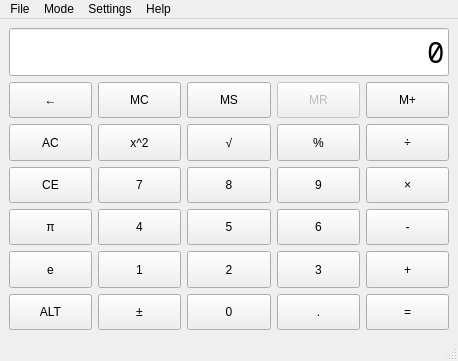
Above: mainwindow.ui from bonevelous/basicalc before the change. Below: the same form after it.
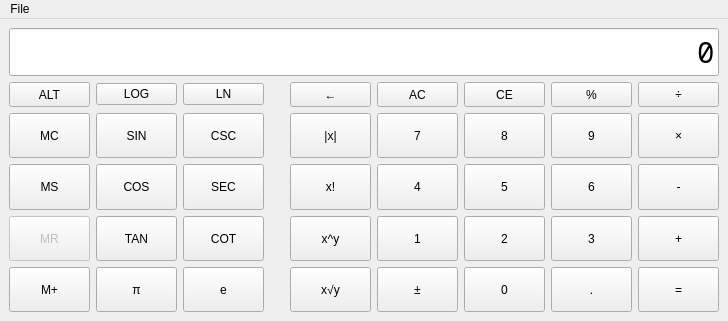
That is the form after the change. Custom widgets are drawn as their Qt base class.

Commit message: Updated interface and made POW and ROOT functions more variable

What changed in the file:
```diff
--- a/mainwindow.ui
+++ b/mainwindow.ui
@@ -6,8 +6,8 @@
    <rect>
     <x>0</x>
     <y>0</y>
-    <width>458</width>
-    <height>361</height>
+    <width>728</width>
+    <height>321</height>
    </rect>
   </property>
   <property name="sizePolicy">
@@ -20,17 +20,39 @@
    <string>MainWindow</string>
   </property>
   <widget class="QWidget" name="centralwidget">
-   <layout class="QGridLayout" name="gridLayout_2">
-    <item row="2" column="1" rowspan="2" colspan="2">
+   <layout class="QVBoxLayout" name="verticalLayout">
+    <item>
+     <widget class="QLineEdit" name="calcEntry">
+      <property name="sizePolicy">
+       <sizepolicy hsizetype="Expanding" vsizetype="Fixed">
+        <horstretch>0</horstretch>
+        <verstretch>0</verstretch>
+       </sizepolicy>
+      </property>
+      <property name="font">
+       <font>
+        <family>Noto Sans Mono</family>
+        <pointsize>22</pointsize>
+       </font>
+      </property>
+      <property name="text">
+       <string>0</string>
+      </property>
+      <property name="alignment">
+       <set>Qt::AlignRight|Qt::AlignTrailing|Qt::AlignVCenter</set>
+      </property>
+      <property name="readOnly">
+       <bool>true</bool>
+      </property>
+     </widget>
+    </item>
+    <item>
      <layout class="QGridLayout" name="mainButtonGrid">
       <property name="sizeConstraint">
        <enum>QLayout::SetDefaultConstraint</enum>
       </property>
-      <item row="1" column="6">
-       <widget class="MemButton" name="buttonMR">
-        <property name="enabled">
-         <bool>false</bool>
-        </property>
+      <item row="3" column="3">
+       <widget class="FuncButton" name="buttonCSC">
         <property name="sizePolicy">
          <sizepolicy hsizetype="Minimum" vsizetype="Minimum">
           <horstretch>0</horstretch>
@@ -38,11 +60,11 @@
          </sizepolicy>
         </property>
         <property name="text">
-         <string>MR</string>
+         <string>CSC</string>
         </property>
        </widget>
       </item>
-      <item row="3" column="2">
+      <item row="3" column="6">
        <widget class="QPushButton" name="button7">
         <property name="sizePolicy">
          <sizepolicy hsizetype="Minimum" vsizetype="Minimum">
@@ -55,7 +77,20 @@
         </property>
        </widget>
       </item>
-      <item row="2" column="6">
+      <item row="3" column="2">
+       <widget class="FuncButton" name="buttonSIN">
+        <property name="sizePolicy">
+         <sizepolicy hsizetype="Minimum" vsizetype="Minimum">
+          <horstretch>0</horstretch>
+          <verstretch>0</verstretch>
+         </sizepolicy>
+        </property>
+        <property name="text">
+         <string>SIN</string>
+        </property>
+       </widget>
+      </item>
+      <item row="2" column="10">
        <widget class="FuncButton" name="buttonModulus">
         <property name="sizePolicy">
          <sizepolicy hsizetype="Minimum" vsizetype="Minimum">
@@ -68,7 +103,20 @@
         </property>
        </widget>
       </item>
-      <item row="3" column="6">
+      <item row="3" column="0">
+       <widget class="MemButton" name="buttonMC">
+        <property name="sizePolicy">
+         <sizepolicy hsizetype="Minimum" vsizetype="Minimum">
+          <horstretch>0</horstretch>
+          <verstretch>0</verstretch>
+         </sizepolicy>
+        </property>
+        <property name="text">
+         <string>MC</string>
+        </property>
+       </widget>
+      </item>
+      <item row="3" column="10">
        <widget class="QPushButton" name="button9">
         <property name="sizePolicy">
          <sizepolicy hsizetype="Minimum" vsizetype="Minimum">
@@ -81,20 +129,7 @@
         </property>
        </widget>
       </item>
-      <item row="1" column="7">
-       <widget class="MemButton" name="buttonMAlt">
-        <property name="sizePolicy">
-         <sizepolicy hsizetype="Minimum" vsizetype="Minimum">
-          <horstretch>0</horstretch>
-          <verstretch>0</verstretch>
-         </sizepolicy>
-        </property>
-        <property name="text">
-         <string>M+</string>
-        </property>
-       </widget>
-      </item>
-      <item row="5" column="7">
+      <item row="5" column="11">
        <widget class="FuncButton" name="buttonAdd">
         <property name="sizePolicy">
          <sizepolicy hsizetype="Minimum" vsizetype="Minimum">
@@ -107,7 +142,7 @@
         </property>
        </widget>
       </item>
-      <item row="5" column="2">
+      <item row="5" column="6">
        <widget class="QPushButton" name="button1">
         <property name="sizePolicy">
          <sizepolicy hsizetype="Minimum" vsizetype="Minimum">
@@ -120,7 +155,7 @@
         </property>
        </widget>
       </item>
-      <item row="3" column="7">
+      <item row="3" column="11">
        <widget class="FuncButton" name="buttonMultiply">
         <property name="sizePolicy">
          <sizepolicy hsizetype="Minimum" vsizetype="Minimum">
@@ -133,7 +168,7 @@
         </property>
        </widget>
       </item>
-      <item row="4" column="6">
+      <item row="4" column="10">
        <widget class="QPushButton" name="button6">
         <property name="sizePolicy">
          <sizepolicy hsizetype="Minimum" vsizetype="Minimum">
@@ -146,8 +181,8 @@
         </property>
        </widget>
       </item>
-      <item row="1" column="2">
-       <widget class="MemButton" name="buttonMC">
+      <item row="5" column="5">
+       <widget class="FuncButton" name="buttonPower">
         <property name="sizePolicy">
          <sizepolicy hsizetype="Minimum" vsizetype="Minimum">
           <horstretch>0</horstretch>
@@ -155,24 +190,11 @@
          </sizepolicy>
         </property>
         <property name="text">
-         <string>MC</string>
+         <string>x^y</string>
         </property>
        </widget>
       </item>
-      <item row="2" column="4">
-       <widget class="FuncButton" name="buttonSquareRoot">
-        <property name="sizePolicy">
-         <sizepolicy hsizetype="Minimum" vsizetype="Minimum">
-          <horstretch>0</horstretch>
-          <verstretch>0</verstretch>
-         </sizepolicy>
-        </property>
-        <property name="text">
-         <string>√</string>
-        </property>
-       </widget>
-      </item>
-      <item row="3" column="4">
+      <item row="3" column="8">
        <widget class="QPushButton" name="button8">
         <property name="sizePolicy">
          <sizepolicy hsizetype="Minimum" vsizetype="Minimum">
@@ -185,7 +207,7 @@
         </property>
        </widget>
       </item>
-      <item row="4" column="7">
+      <item row="4" column="11">
        <widget class="FuncButton" name="buttonSubtract">
         <property name="sizePolicy">
          <sizepolicy hsizetype="Minimum" vsizetype="Minimum">
@@ -198,33 +220,7 @@
         </property>
        </widget>
       </item>
-      <item row="6" column="4">
-       <widget class="QPushButton" name="button0">
-        <property name="sizePolicy">
-         <sizepolicy hsizetype="Minimum" vsizetype="Minimum">
-          <horstretch>0</horstretch>
-          <verstretch>0</verstretch>
-         </sizepolicy>
-        </property>
-        <property name="text">
-         <string>0</string>
-        </property>
-       </widget>
-      </item>
-      <item row="6" column="2">
-       <widget class="FuncButton" name="buttonSign">
-        <property name="sizePolicy">
-         <sizepolicy hsizetype="Minimum" vsizetype="Minimum">
-          <horstretch>0</horstretch>
-          <verstretch>0</verstretch>
-         </sizepolicy>
-        </property>
-        <property name="text">
-         <string>±</string>
-        </property>
-       </widget>
-      </item>
-      <item row="2" column="7">
+      <item row="2" column="11">
        <widget class="FuncButton" name="buttonDivide">
         <property name="sizePolicy">
          <sizepolicy hsizetype="Minimum" vsizetype="Minimum">
@@ -242,8 +238,8 @@
         </property>
        </widget>
       </item>
-      <item row="6" column="6">
-       <widget class="QPushButton" name="buttonDot">
+      <item row="5" column="3">
+       <widget class="FuncButton" name="buttonCOT">
         <property name="sizePolicy">
          <sizepolicy hsizetype="Minimum" vsizetype="Minimum">
           <horstretch>0</horstretch>
@@ -251,11 +247,24 @@
          </sizepolicy>
         </property>
         <property name="text">
-         <string>.</string>
+         <string>COT</string>
         </property>
        </widget>
       </item>
-      <item row="5" column="4">
+      <item row="4" column="5">
+       <widget class="FuncButton" name="buttonFact">
+        <property name="sizePolicy">
+         <sizepolicy hsizetype="Minimum" vsizetype="Minimum">
+          <horstretch>0</horstretch>
+          <verstretch>0</verstretch>
+         </sizepolicy>
+        </property>
+        <property name="text">
+         <string>x!</string>
+        </property>
+       </widget>
+      </item>
+      <item row="5" column="8">
        <widget class="QPushButton" name="button2">
         <property name="sizePolicy">
          <sizepolicy hsizetype="Minimum" vsizetype="Minimum">
@@ -268,20 +277,7 @@
         </property>
        </widget>
       </item>
-      <item row="6" column="7">
-       <widget class="QPushButton" name="buttonAnswer">
-        <property name="sizePolicy">
-         <sizepolicy hsizetype="Minimum" vsizetype="Minimum">
-          <horstretch>0</horstretch>
-          <verstretch>0</verstretch>
-         </sizepolicy>
-        </property>
-        <property name="text">
-         <string>=</string>
-        </property>
-       </widget>
-      </item>
-      <item row="5" column="6">
+      <item row="5" column="10">
        <widget class="QPushButton" name="button3">
         <property name="sizePolicy">
          <sizepolicy hsizetype="Minimum" vsizetype="Minimum">
@@ -294,20 +290,7 @@
         </property>
        </widget>
       </item>
-      <item row="2" column="2">
-       <widget class="FuncButton" name="buttonSquare">
-        <property name="sizePolicy">
-         <sizepolicy hsizetype="Minimum" vsizetype="Minimum">
-          <horstretch>0</horstretch>
-          <verstretch>0</verstretch>
-         </sizepolicy>
-        </property>
-        <property name="text">
-         <string>x^2</string>
-        </property>
-       </widget>
-      </item>
-      <item row="4" column="4">
+      <item row="4" column="8">
        <widget class="QPushButton" name="button5">
         <property name="sizePolicy">
          <sizepolicy hsizetype="Minimum" vsizetype="Minimum">
@@ -320,7 +303,7 @@
         </property>
        </widget>
       </item>
-      <item row="4" column="2">
+      <item row="4" column="6">
        <widget class="QPushButton" name="button4">
         <property name="sizePolicy">
          <sizepolicy hsizetype="Minimum" vsizetype="Minimum">
@@ -333,7 +316,20 @@
         </property>
        </widget>
       </item>
-      <item row="1" column="4">
+      <item row="4" column="3">
+       <widget class="FuncButton" name="buttonSEC">
+        <property name="sizePolicy">
+         <sizepolicy hsizetype="Minimum" vsizetype="Minimum">
+          <horstretch>0</horstretch>
+          <verstretch>0</verstretch>
+         </sizepolicy>
+        </property>
+        <property name="text">
+         <string>SEC</string>
+        </property>
+       </widget>
+      </item>
+      <item row="4" column="0">
        <widget class="MemButton" name="buttonMS">
         <property name="sizePolicy">
          <sizepolicy hsizetype="Minimum" vsizetype="Minimum">
@@ -346,7 +342,75 @@
         </property>
        </widget>
       </item>
-      <item row="1" column="1">
+      <item row="3" column="5">
+       <widget class="FuncButton" name="buttonAbs">
+        <property name="sizePolicy">
+         <sizepolicy hsizetype="Minimum" vsizetype="Minimum">
+          <horstretch>0</horstretch>
+          <verstretch>0</verstretch>
+         </sizepolicy>
+        </property>
+        <property name="text">
+         <string>|x|</string>
+        </property>
+       </widget>
+      </item>
+      <item row="4" column="2">
+       <widget class="FuncButton" name="buttonCOS">
+        <property name="sizePolicy">
+         <sizepolicy hsizetype="Minimum" vsizetype="Minimum">
+          <horstretch>0</horstretch>
+          <verstretch>0</verstretch>
+         </sizepolicy>
+        </property>
+        <property name="text">
+         <string>COS</string>
+        </property>
+       </widget>
+      </item>
+      <item row="5" column="0">
+       <widget class="MemButton" name="buttonMR">
+        <property name="enabled">
+         <bool>false</bool>
+        </property>
+        <property name="sizePolicy">
+         <sizepolicy hsizetype="Minimum" vsizetype="Minimum">
+          <horstretch>0</horstretch>
+          <verstretch>0</verstretch>
+         </sizepolicy>
+        </property>
+        <property name="text">
+         <string>MR</string>
+        </property>
+       </widget>
+      </item>
+      <item row="5" column="2">
+       <widget class="FuncButton" name="buttonTAN">
+        <property name="sizePolicy">
+         <sizepolicy hsizetype="Minimum" vsizetype="Minimum">
+          <horstretch>0</horstretch>
+          <verstretch>0</verstretch>
+         </sizepolicy>
+        </property>
+        <property name="text">
+         <string>TAN</string>
+        </property>
+       </widget>
+      </item>
+      <item row="2" column="8">
+       <widget class="ConstButton" name="buttonClsEntry">
+        <property name="sizePolicy">
+         <sizepolicy hsizetype="Minimum" vsizetype="Minimum">
+          <horstretch>0</horstretch>
+          <verstretch>0</verstretch>
+         </sizepolicy>
+        </property>
+        <property name="text">
+         <string>CE</string>
+        </property>
+       </widget>
+      </item>
+      <item row="2" column="5">
        <widget class="QPushButton" name="buttonBack">
         <property name="sizePolicy">
          <sizepolicy hsizetype="Minimum" vsizetype="Minimum">
@@ -359,7 +423,7 @@
         </property>
        </widget>
       </item>
-      <item row="2" column="1">
+      <item row="2" column="6">
        <widget class="QPushButton" name="buttonAllCls">
         <property name="sizePolicy">
          <sizepolicy hsizetype="Minimum" vsizetype="Minimum">
@@ -372,20 +436,7 @@
         </property>
        </widget>
       </item>
-      <item row="3" column="1">
-       <widget class="ConstButton" name="buttonClsEntry">
-        <property name="sizePolicy">
-         <sizepolicy hsizetype="Minimum" vsizetype="Minimum">
-          <horstretch>0</horstretch>
-          <verstretch>0</verstretch>
-         </sizepolicy>
-        </property>
-        <property name="text">
-         <string>CE</string>
-        </property>
-       </widget>
-      </item>
-      <item row="6" column="1">
+      <item row="2" column="0">
        <widget class="QPushButton" name="buttonAltMode">
         <property name="sizePolicy">
          <sizepolicy hsizetype="Minimum" vsizetype="Minimum">
@@ -398,7 +449,86 @@
         </property>
        </widget>
       </item>
-      <item row="5" column="1">
+      <item row="2" column="2">
+       <widget class="QPushButton" name="buttonLog">
+        <property name="text">
+         <string>LOG</string>
+        </property>
+       </widget>
+      </item>
+      <item row="2" column="3">
+       <widget class="QPushButton" name="buttonLN">
+        <property name="text">
+         <string>LN</string>
+        </property>
+       </widget>
+      </item>
+      <item row="6" column="5">
+       <widget class="FuncButton" name="buttonRoot">
+        <property name="sizePolicy">
+         <sizepolicy hsizetype="Minimum" vsizetype="Minimum">
+          <horstretch>0</horstretch>
+          <verstretch>0</verstretch>
+         </sizepolicy>
+        </property>
+        <property name="text">
+         <string>x√y</string>
+        </property>
+       </widget>
+      </item>
+      <item row="6" column="6">
+       <widget class="FuncButton" name="buttonSign">
+        <property name="sizePolicy">
+         <sizepolicy hsizetype="Minimum" vsizetype="Minimum">
+          <horstretch>0</horstretch>
+          <verstretch>0</verstretch>
+         </sizepolicy>
+        </property>
+        <property name="text">
+         <string>±</string>
+        </property>
+       </widget>
+      </item>
+      <item row="6" column="8">
+       <widget class="QPushButton" name="button0">
+        <property name="sizePolicy">
+         <sizepolicy hsizetype="Minimum" vsizetype="Minimum">
+          <horstretch>0</horstretch>
+          <verstretch>0</verstretch>
+         </sizepolicy>
+        </property>
+        <property name="text">
+         <string>0</string>
+        </property>
+       </widget>
+      </item>
+      <item row="6" column="10">
+       <widget class="QPushButton" name="buttonDot">
+        <property name="sizePolicy">
+         <sizepolicy hsizetype="Minimum" vsizetype="Minimum">
+          <horstretch>0</horstretch>
+          <verstretch>0</verstretch>
+         </sizepolicy>
+        </property>
+        <property name="text">
+         <string>.</string>
+        </property>
+       </widget>
+      </item>
+      <item row="6" column="11">
+       <widget class="QPushButton" name="buttonAnswer">
+        <property name="sizePolicy">
+         <sizepolicy hsizetype="Minimum" vsizetype="Minimum">
+          <horstretch>0</horstretch>
+          <verstretch>0</verstretch>
+         </sizepolicy>
+        </property>
+        <property name="text">
+         <string>=</string>
+        </property>
+       </widget>
+      </item>
+      <item row="6" column="3">
        <widget class="ConstButton" name="buttonEuler">
         <property name="sizePolicy">
          <sizepolicy hsizetype="Minimum" vsizetype="Minimum">
@@ -411,7 +541,7 @@
         </property>
        </widget>
       </item>
-      <item row="4" column="1">
+      <item row="6" column="2">
        <widget class="ConstButton" name="buttonPi">
         <property name="sizePolicy">
          <sizepolicy hsizetype="Minimum" vsizetype="Minimum">
@@ -424,33 +554,34 @@
         </property>
        </widget>
       </item>
+      <item row="6" column="0">
+       <widget class="MemButton" name="buttonMAlt">
+        <property name="sizePolicy">
+         <sizepolicy hsizetype="Minimum" vsizetype="Minimum">
+          <horstretch>0</horstretch>
+          <verstretch>0</verstretch>
+         </sizepolicy>
+        </property>
+        <property name="text">
+         <string>M+</string>
+        </property>
+       </widget>
+      </item>
+      <item row="2" column="4" rowspan="5">
+       <spacer name="verticalSpacer">
+        <property name="orientation">
+         <enum>Qt::Vertical</enum>
+        </property>
+        <property name="sizeHint" stdset="0">
+         <size>
+          <width>20</width>
+          <height>40</height>
+         </size>
+        </property>
+       </spacer>
+      </item>
      </layout>
     </item>
-    <item row="0" column="1" colspan="2">
-     <widget class="QLineEdit" name="calcEntry">
-      <property name="sizePolicy">
-       <sizepolicy hsizetype="Expanding" vsizetype="Fixed">
-        <horstretch>0</horstretch>
-        <verstretch>0</verstretch>
-       </sizepolicy>
-      </property>
-      <property name="font">
-       <font>
-        <family>Noto Sans Mono</family>
-        <pointsize>22</pointsize>
-       </font>
-      </property>
-      <property name="text">
-       <string>0</string>
-      </property>
-      <property name="alignment">
-       <set>Qt::AlignRight|Qt::AlignTrailing|Qt::AlignVCenter</set>
-      </property>
-      <property name="readOnly">
-       <bool>true</bool>
-      </property>
-     </widget>
-    </item>
    </layout>
   </widget>
   <widget class="QMenuBar" name="menubar">
@@ -458,7 +589,7 @@
     <rect>
      <x>0</x>
      <y>0</y>
-     <width>458</width>
+     <width>728</width>
      <height>30</height>
     </rect>
    </property>
@@ -468,30 +599,8 @@
     </property>
     <addaction name="actionQuit"/>
    </widget>
-   <widget class="QMenu" name="menuMode">
-    <property name="title">
-     <string>Mode</string>
-    </property>
-    <addaction name="actionBasic"/>
-    <addaction name="actionScientific"/>
-    <addaction name="actionProgramming"/>
-   </widget>
-   <widget class="QMenu" name="menuSettings">
-    <property name="title">
-     <string>Settings</string>
-    </property>
-   </widget>
-   <widget class="QMenu" name="menuHelp">
-    <property name="title">
-     <string>Help</string>
-    </property>
-   </widget>
    <addaction name="menuFile"/>
-   <addaction name="menuMode"/>
-   <addaction name="menuSettings"/>
-   <addaction name="menuHelp"/>
   </widget>
-  <widget class="QStatusBar" name="statusbar"/>
   <action name="actionQuit">
    <property name="text">
     <string>Quit</string>
```
The commit also changes 3 other files.
